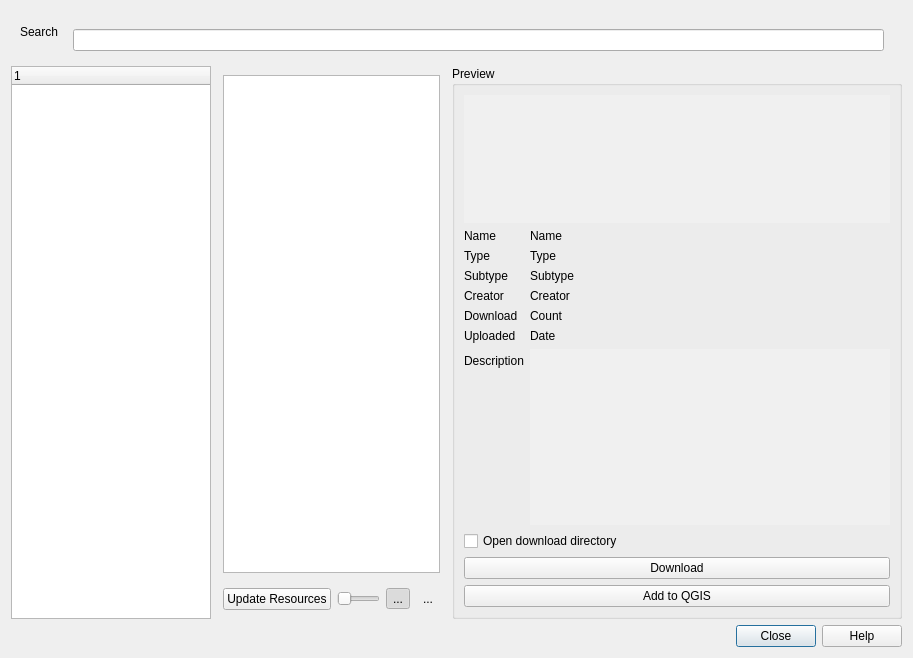
First picture: the form in qgis_hub_plugin/gui/resource_browser.ui, repository qgis/QGIS-Hub-Plugin, before the edit.
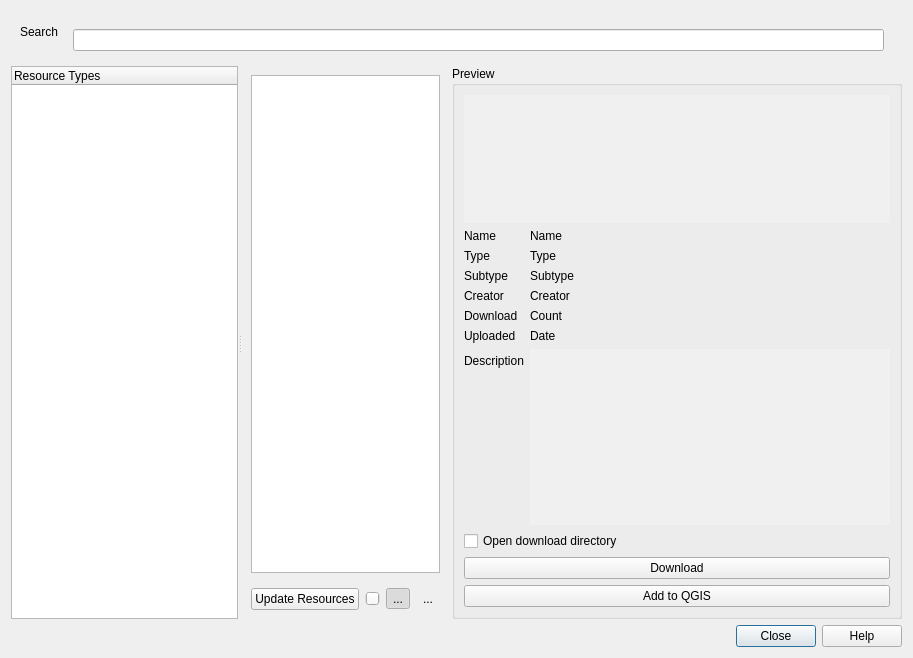
Second picture: the form after the edit.

Commit message: Add Qsplitter to adjust size of tree window

```diff
--- a/qgis_hub_plugin/gui/resource_browser.ui
+++ b/qgis_hub_plugin/gui/resource_browser.ui
@@ -33,6 +33,12 @@
    </item>
    <item row="3" column="0">
     <widget class="QWidget" name="widget_4" native="true">
+     <property name="sizePolicy">
+      <sizepolicy hsizetype="Expanding" vsizetype="Expanding">
+       <horstretch>0</horstretch>
+       <verstretch>0</verstretch>
+      </sizepolicy>
+     </property>
      <layout class="QHBoxLayout" name="horizontalLayout_MainArea">
       <property name="spacing">
        <number>3</number>
@@ -50,6 +56,19 @@
        <number>0</number>
       </property>
       <item>
+       <widget class="QSplitter" name="splitter_categories_resources">
+        <property name="sizePolicy">
+         <sizepolicy hsizetype="Expanding" vsizetype="Expanding">
+          <horstretch>0</horstretch>
+          <verstretch>0</verstretch>
+         </sizepolicy>
+        </property>
+        <property name="orientation">
+         <enum>Qt::Horizontal</enum>
+        </property>
+        <property name="childrenCollapsible">
+         <bool>false</bool>
+        </property>
        <widget class="QWidget" name="widget_category_section" native="true">
         <property name="sizePolicy">
          <sizepolicy hsizetype="Preferred" vsizetype="Preferred">
@@ -57,18 +76,6 @@
           <verstretch>0</verstretch>
          </sizepolicy>
         </property>
-        <property name="minimumSize">
-         <size>
-          <width>200</width>
-          <height>0</height>
-         </size>
-        </property>
-        <property name="maximumSize">
-         <size>
-          <width>300</width>
-          <height>16777215</height>
-         </size>
-        </property>
         <layout class="QVBoxLayout" name="verticalLayout_Categories">
          <property name="leftMargin">
           <number>0</number>
@@ -84,6 +91,12 @@
          </property>
          <item>
           <widget class="QTreeWidget" name="treeWidgetCategories">
+            <property name="minimumSize">
+             <size>
+              <width>150</width>
+              <height>0</height>
+             </size>
+            </property>
            <property name="alternatingRowColors">
             <bool>true</bool>
            </property>
@@ -98,16 +111,20 @@
            </attribute>
            <column>
             <property name="text">
-             <string notr="true">1</string>
+              <string notr="true">Resource Types</string>
             </property>
            </column>
           </widget>
          </item>
         </layout>
        </widget>
-      </item>
-      <item>
        <widget class="QWidget" name="widget_resource_view" native="true">
+         <property name="sizePolicy">
+          <sizepolicy hsizetype="Expanding" vsizetype="Expanding">
+           <horstretch>1</horstretch>
+           <verstretch>0</verstretch>
+          </sizepolicy>
+         </property>
         <layout class="QVBoxLayout" name="verticalLayout_ResourceView">
          <property name="leftMargin">
           <number>0</number>
@@ -265,6 +282,7 @@
          </item>
         </layout>
        </widget>
+       </widget>
       </item>
       <item>
        <widget class="QGroupBox" name="groupBoxPreview">
```
Left out of the diff: 3 changed lines with no effect on the pictures. Lines whose indentation alone changed are shown as unchanged.
